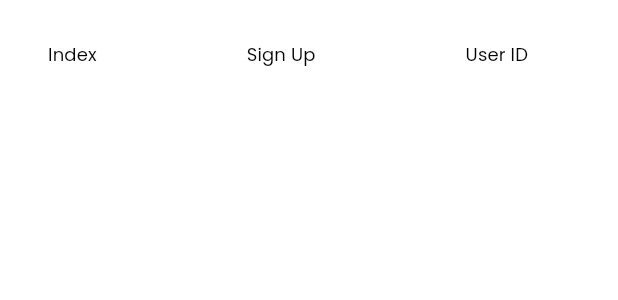
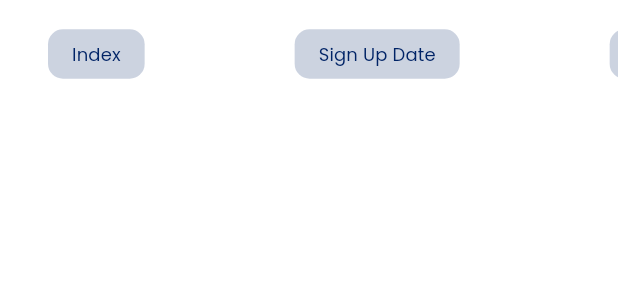
Before and after one commit to ahmvddddd/vider_admin, a Flutter app: the UsersTable widget shown alone on an empty page, opened directly with empty values, on a phone screen of 412 x 824 dp. Shown: the top 300 px of the screen. Run offline on Flutter 3.47's test engine with Material 3 defaults, Android fonts, the phone set to English and light mode, and no system bars; our stand-ins replace carousel_slider, connectivity_plus, flutter_riverpod, go_router, iconsax, lottie and 2 more; project files that could hold a hidden picture were left out.

Commit message:
approvals fix

```diff
--- a/lib/controllers/routes/route_controller.dart
+++ b/lib/controllers/routes/route_controller.dart
@@ -2,7 +2,6 @@ import 'package:flutter/material.dart';
 import 'package:flutter_riverpod/flutter_riverpod.dart';
 import 'package:go_router/go_router.dart';
 import '../../screens/approvals/approvals.dart';
-import '../../screens/jobs/widgets/jobs_desktop.dart';
 import '../../screens/notifications/notifications.dart';
 import '../../screens/transactions/transactions.dart';
 import '../../screens/users/users.dart';
--- a/lib/screens/approvals/approvals.dart
+++ b/lib/screens/approvals/approvals.dart
@@ -13,7 +13,8 @@ class ApprovalScreen extends StatelessWidget {
     double screenWidth = MediaQuery.of(context).size.width;
 
     return ResponsiveScaffold(
-      mobileBody: Padding(
+      mobileBody: SingleChildScrollView(
+        child: Padding(
           padding: EdgeInsets.all(responsiveSize(context, Sizes.spaceBtwItems)),
           child: Column(
             crossAxisAlignment: CrossAxisAlignment.start,
@@ -27,14 +28,19 @@ class ApprovalScreen extends StatelessWidget {
                 width: screenWidth * 0.90, backgroundColor: Colors.redAccent, title: 'Suspended', amount: 100),
 
               SizedBox(height: responsiveSize(context, Sizes.sm),),
-            DashboardOverview(width: screenWidth * 0.90, backgroundColor: Colors.amberAccent, title: 'Unverified', amount: 100)
+              DashboardOverview(width: screenWidth * 0.90, backgroundColor: Colors.amberAccent, title: 'Unverified', amount: 100),
+
+              SizedBox(height: responsiveSize(context, Sizes.sm),),
+              DashboardOverview(width: screenWidth * 0.90, backgroundColor: Colors.blueGrey, title: 'Disputes', amount: 100)
 
 
             ],
           ),
         ),
+      ),
 
-      tabletBody: Padding(
+      tabletBody: SingleChildScrollView(
+        child: Padding(
           padding: EdgeInsets.all(responsiveSize(context, Sizes.spaceBtwItems)),
           child: Column(
             crossAxisAlignment: CrossAxisAlignment.start,
@@ -48,9 +54,11 @@ class ApprovalScreen extends StatelessWidget {
                     children: [
                       Expanded(child: DashboardOverview(width: 200, backgroundColor: Colors.redAccent, title: 'Suspended', amount: 100)),
                       Expanded(child: DashboardOverview(width: 200, backgroundColor: Colors.amberAccent, title: 'Unverified', amount: 100)),
+                      Expanded(child: DashboardOverview(width: 200, backgroundColor: Colors.blueGrey, title: 'Disputes', amount: 100)),
                     ],
                   )
             ],
+          ),
         ),
       ),
 
@@ -58,7 +66,8 @@ class ApprovalScreen extends StatelessWidget {
         children: [
           CustomHeader(),
 
-          Padding(
+          SingleChildScrollView(
+            child: Padding(
                 padding: const EdgeInsets.all(Sizes.spaceBtwSections),
               child: Column(
                 crossAxisAlignment: CrossAxisAlignment.start,
@@ -71,9 +80,11 @@ class ApprovalScreen extends StatelessWidget {
                     children: [
                       Expanded(child: DashboardOverview(width: 200, backgroundColor: Colors.redAccent, title: 'Suspended', amount: 100)),
                       Expanded(child: DashboardOverview(width: 200, backgroundColor: Colors.amberAccent, title: 'Unverified', amount: 100)),
+                      Expanded(child: DashboardOverview(width: 200, backgroundColor: Colors.blueGrey, title: 'Disputes', amount: 100)),
                     ],
                   )
                 ],
+              ),
             ),
           )
         ],
--- a/lib/screens/users/users.dart
+++ b/lib/screens/users/users.dart
@@ -200,9 +200,10 @@ class UsersScreen extends StatelessWidget {
             ),
             child: RoundedContainer(
               padding: const EdgeInsets.all(Sizes.sm),
-              backgroundColor: Colors.transparent,
-              showBorder: true,
-              borderColor: dark ? Colors.white : Colors.black,
+              radius: Sizes.cardRadiusSm,
+              backgroundColor: dark
+                  ? Colors.white.withValues(alpha: 0.1)
+                  : Colors.black.withValues(alpha: 0.1),
               child: UsersTable(users: users),
             ),
           ),
--- a/lib/screens/users/widgets/users_table.dart
+++ b/lib/screens/users/widgets/users_table.dart
@@ -1,5 +1,6 @@
 import 'package:flutter/material.dart';
 
+import '../../../common/widgets/custom_shapes/containers/rounded_container.dart';
 import '../../../utils/constants/custom_colors.dart';
 import '../../../utils/constants/sizes.dart';
 import '../../../utils/helpers/helper_function.dart';
@@ -24,26 +25,76 @@ class UsersTable extends StatelessWidget {
                     columnSpacing: 100,
                     border: TableBorder.all(color: Colors.transparent),
                     columns: [
-                      DataColumn(label: Text("Index",
-                            style: Theme.of(context).textTheme.labelLarge,)),
-                      DataColumn(label: Text("Sign Up",
-                            style: Theme.of(context).textTheme.labelLarge,)),
-                      DataColumn(label: Text("User ID",
-                            style: Theme.of(context).textTheme.labelLarge,)),
-                      DataColumn(label: Text("Profile Image",
-                            style: Theme.of(context).textTheme.labelLarge,)),
-                      DataColumn(label: Text("First Name",
-                            style: Theme.of(context).textTheme.labelLarge,)),
-                      DataColumn(label: Text("Last Name",
-                            style: Theme.of(context).textTheme.labelLarge,)),
-                      DataColumn(label: Text("Username",
-                            style: Theme.of(context).textTheme.labelLarge,)),
-                      DataColumn(label: Text("Email",
-                            style: Theme.of(context).textTheme.labelLarge,)),
-                      DataColumn(label: Text("Verified",
-                            style: Theme.of(context).textTheme.labelLarge,)),
-                      DataColumn(label: Text("User Type",
-                            style: Theme.of(context).textTheme.labelLarge,)),
+                      DataColumn(label: RoundedContainer(
+                        backgroundColor: dark ? CustomColors.alternate.withValues(alpha: 0.2) : CustomColors.primary.withValues(alpha: 0.2),
+                        padding: const EdgeInsets.symmetric(vertical: Sizes.sm, horizontal: Sizes.md),
+                        radius: Sizes.cardRadiusSm,
+                        child: Text("Index",
+                              style: Theme.of(context).textTheme.labelLarge!.copyWith(color: dark ? CustomColors.alternate : CustomColors.primary),),
+                      )),
+                      DataColumn(label: RoundedContainer(
+                        backgroundColor: dark ? CustomColors.alternate.withValues(alpha: 0.2) : CustomColors.primary.withValues(alpha: 0.2),
+                        padding: const EdgeInsets.symmetric(vertical: Sizes.sm, horizontal: Sizes.md),
+                        radius: Sizes.cardRadiusSm,
+                        child: Text("Sign Up Date",
+                              style: Theme.of(context).textTheme.labelLarge!.copyWith(color: dark ? CustomColors.alternate : CustomColors.primary),),
+                      )),
+                      DataColumn(label: RoundedContainer(
+                        backgroundColor: dark ? CustomColors.alternate.withValues(alpha: 0.2) : CustomColors.primary.withValues(alpha: 0.2),
+                        padding: const EdgeInsets.symmetric(vertical: Sizes.sm, horizontal: Sizes.md),
+                        radius: Sizes.cardRadiusSm,
+                        child: Text("User ID",
+                              style: Theme.of(context).textTheme.labelLarge!.copyWith(color: dark ? CustomColors.alternate : CustomColors.primary),),
+                      )),
+                      DataColumn(label: RoundedContainer(
+                        backgroundColor: dark ? CustomColors.alternate.withValues(alpha: 0.2) : CustomColors.primary.withValues(alpha: 0.2),
+                        padding: const EdgeInsets.symmetric(vertical: Sizes.sm, horizontal: Sizes.md),
+                        radius: Sizes.cardRadiusSm,
+                        child: Text("Profile Image",
+                              style: Theme.of(context).textTheme.labelLarge!.copyWith(color: dark ? CustomColors.alternate : CustomColors.primary),),
+                      )),
+                      DataColumn(label: RoundedContainer(
+                        backgroundColor: dark ? CustomColors.alternate.withValues(alpha: 0.2) : CustomColors.primary.withValues(alpha: 0.2),
+                        padding: const EdgeInsets.symmetric(vertical: Sizes.sm, horizontal: Sizes.md),
+                        radius: Sizes.cardRadiusSm,
+                        child: Text("First Name",
+                              style: Theme.of(context).textTheme.labelLarge!.copyWith(color: dark ? CustomColors.alternate : CustomColors.primary),),
+                      )),
+                      DataColumn(label: RoundedContainer(
+                        backgroundColor: dark ? CustomColors.alternate.withValues(alpha: 0.2) : CustomColors.primary.withValues(alpha: 0.2),
+                        padding: const EdgeInsets.symmetric(vertical: Sizes.sm, horizontal: Sizes.md),
+                        radius: Sizes.cardRadiusSm,
+                        child: Text("Last Name",
+                              style: Theme.of(context).textTheme.labelLarge!.copyWith(color: dark ? CustomColors.alternate : CustomColors.primary),),
+                      )),
+                      DataColumn(label: RoundedContainer(
+                        backgroundColor: dark ? CustomColors.alternate.withValues(alpha: 0.2) : CustomColors.primary.withValues(alpha: 0.5),
+                        padding: const EdgeInsets.symmetric(vertical: Sizes.sm, horizontal: Sizes.md),
+                        radius: Sizes.cardRadiusSm,
+                        child: Text("Username",
+                              style: Theme.of(context).textTheme.labelLarge!.copyWith(color: dark ? CustomColors.alternate : CustomColors.primary),),
+                      )),
+                      DataColumn(label: RoundedContainer(
+                        backgroundColor: dark ? CustomColors.alternate.withValues(alpha: 0.2) : CustomColors.primary.withValues(alpha: 0.5),
+                        padding: const EdgeInsets.symmetric(vertical: Sizes.sm, horizontal: Sizes.md),
+                        radius: Sizes.cardRadiusSm,
+                        child: Text("Email",
+                              style: Theme.of(context).textTheme.labelLarge!.copyWith(color: dark ? CustomColors.alternate : CustomColors.primary),),
+                      )),
+                      DataColumn(label: RoundedContainer(
+                        backgroundColor: dark ? CustomColors.alternate.withValues(alpha: 0.2) : CustomColors.primary.withValues(alpha: 0.2),
+                        padding: const EdgeInsets.symmetric(vertical: Sizes.sm, horizontal: Sizes.md),
+                        radius: Sizes.cardRadiusSm,
+                        child: Text("Verified",
+                              style: Theme.of(context).textTheme.labelLarge!.copyWith(color: dark ? CustomColors.alternate : CustomColors.primary),),
+                      )),
+                      DataColumn(label: RoundedContainer(
+                        backgroundColor: dark ? CustomColors.alternate.withValues(alpha: 0.2) : CustomColors.primary.withValues(alpha: 0.2),
+                        padding: const EdgeInsets.symmetric(vertical: Sizes.sm, horizontal: Sizes.md),
+                        radius: Sizes.cardRadiusSm,
+                        child: Text("User Type",
+                              style: Theme.of(context).textTheme.labelLarge!.copyWith(color: dark ? CustomColors.alternate : CustomColors.primary),),
+                      )),
                     ],
                     rows: List<DataRow>.generate(
                       users.length,
```
Lines whose indentation alone changed are shown as unchanged.
